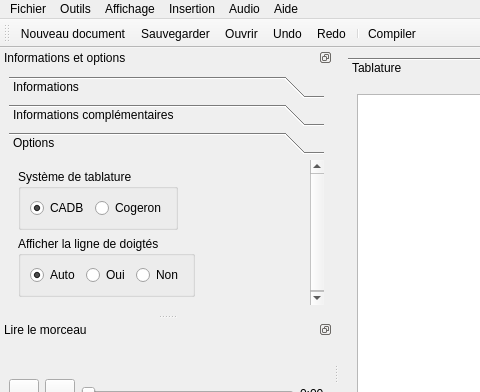
Qt form ui/mainwindow.ui (Jean-Romain/tabliato) before a commit; both pictures show x 0 to 480 and y 0 to 392 of the 1240 by 841 pixel window.
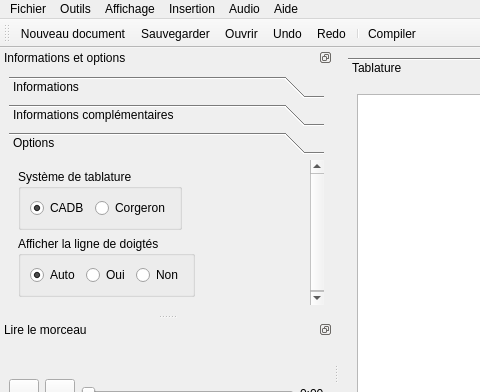
The same form after that commit. The open tabs and pages were chosen to show the change. Icons and pictures are not drawn. Custom widgets are drawn as their Qt base class.

The edit to the form file:
```diff
--- a/ui/mainwindow.ui
+++ b/ui/mainwindow.ui
@@ -1028,7 +1028,7 @@
          <rect>
           <x>0</x>
           <y>0</y>
-          <width>374</width>
+          <width>301</width>
           <height>208</height>
          </rect>
         </property>
@@ -1064,7 +1064,7 @@
             <item>
              <widget class="QRadioButton" name="cogeron_radio">
               <property name="text">
-               <string>Cogeron</string>
+               <string>Corgeron</string>
               </property>
              </widget>
             </item>
```
Left out of the diff: 16 changed lines with no effect on the pictures.
